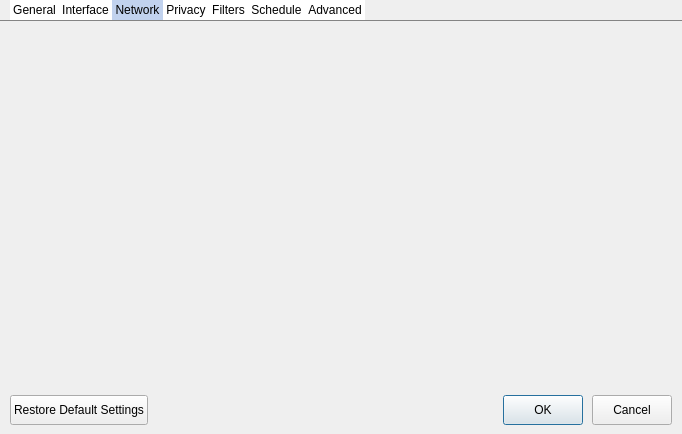
setvisible/ArrowDL, file src/dialogs/preferencedialog.ui: the form before one commit.
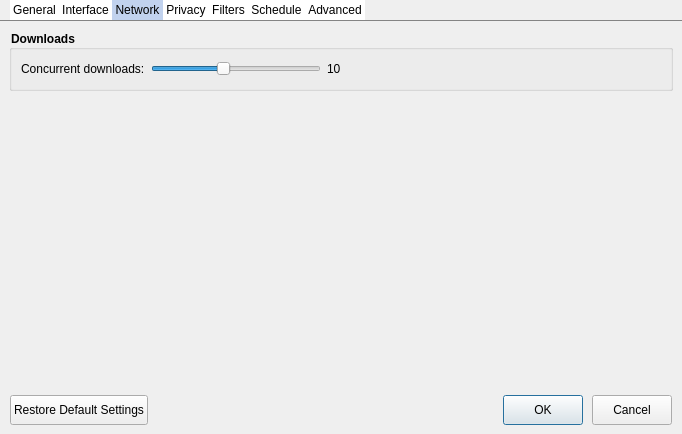
The form after the commit. The open tabs and pages were chosen to show the change. Icons and pictures are not drawn. Custom widgets are drawn as their Qt base class.

Commit message: [Settings] Add Max simultaneous downloads option

Patch:
```diff
--- a/src/dialogs/preferencedialog.ui
+++ b/src/dialogs/preferencedialog.ui
@@ -233,6 +233,80 @@
       <attribute name="title">
        <string>Network</string>
       </attribute>
+      <layout class="QVBoxLayout" name="verticalLayout_12">
+       <item>
+        <widget class="QGroupBox" name="groupBox_8">
+         <property name="title">
+          <string>Downloads</string>
+         </property>
+         <layout class="QHBoxLayout" name="horizontalLayout_5">
+          <item>
+           <layout class="QGridLayout" name="gridLayout_2">
+            <item row="0" column="1">
+             <widget class="QSlider" name="maxSimultaneousDownloadSlider">
+              <property name="minimum">
+               <number>1</number>
+              </property>
+              <property name="maximum">
+               <number>20</number>
+              </property>
+              <property name="pageStep">
+               <number>1</number>
+              </property>
+              <property name="value">
+               <number>9</number>
+              </property>
+              <property name="orientation">
+               <enum>Qt::Horizontal</enum>
+              </property>
+             </widget>
+            </item>
+            <item row="0" column="0">
+             <widget class="QLabel" name="label_2">
+              <property name="text">
+               <string>Concurrent downloads:</string>
+              </property>
+             </widget>
+            </item>
+            <item row="0" column="2">
+             <widget class="QLabel" name="maxSimultaneousDownloadLabel">
+              <property name="text">
+               <string>10</string>
+              </property>
+             </widget>
+            </item>
+           </layout>
+          </item>
+          <item>
+           <spacer name="horizontalSpacer_3">
+            <property name="orientation">
+             <enum>Qt::Horizontal</enum>
+            </property>
+            <property name="sizeHint" stdset="0">
+             <size>
+              <width>40</width>
+              <height>20</height>
+             </size>
+            </property>
+           </spacer>
+          </item>
+         </layout>
+        </widget>
+       </item>
+       <item>
+        <spacer name="verticalSpacer_4">
+         <property name="orientation">
+          <enum>Qt::Vertical</enum>
+         </property>
+         <property name="sizeHint" stdset="0">
+          <size>
+           <width>20</width>
+           <height>40</height>
+          </size>
+         </property>
+        </spacer>
+       </item>
+      </layout>
      </widget>
      <widget class="QWidget" name="privacy">
       <attribute name="icon">
```
The commit also changes 9 other files.
